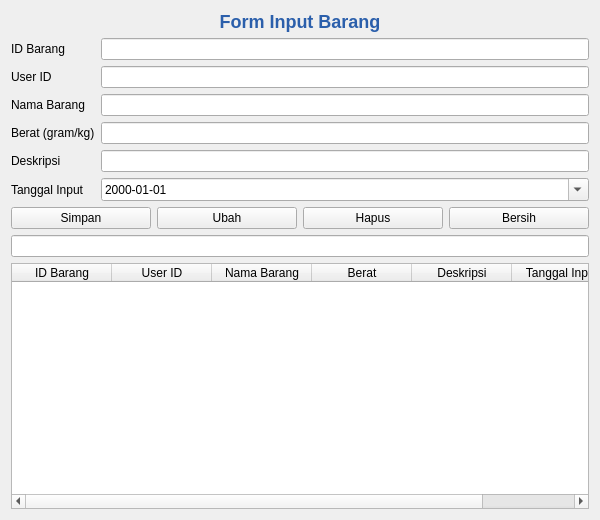
First picture: the form in Pengiriman/barang.ui, repository Captaindaddy77/Visual3_2310010511, before the edit.
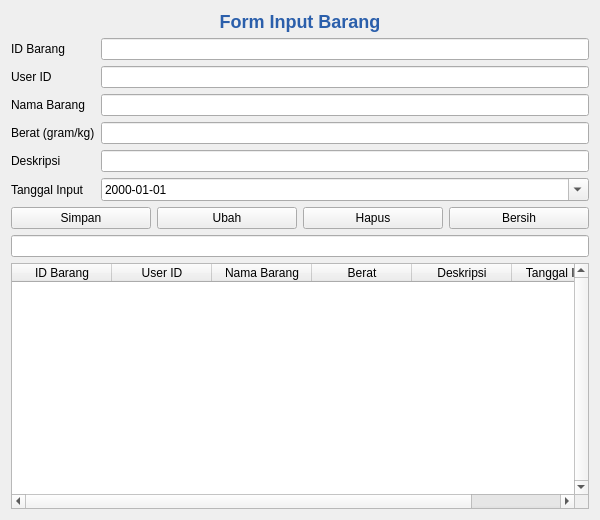
Second picture: the form after the edit.

Diff of the .ui file:
```diff
--- a/Pengiriman/barang.ui
+++ b/Pengiriman/barang.ui
@@ -135,6 +135,9 @@
    </item>
    <item>
     <widget class="QTableWidget" name="tableBarang">
+     <property name="verticalScrollBarPolicy">
+      <enum>Qt::ScrollBarPolicy::ScrollBarAlwaysOn</enum>
+     </property>
      <property name="columnCount">
       <number>6</number>
      </property>
```
